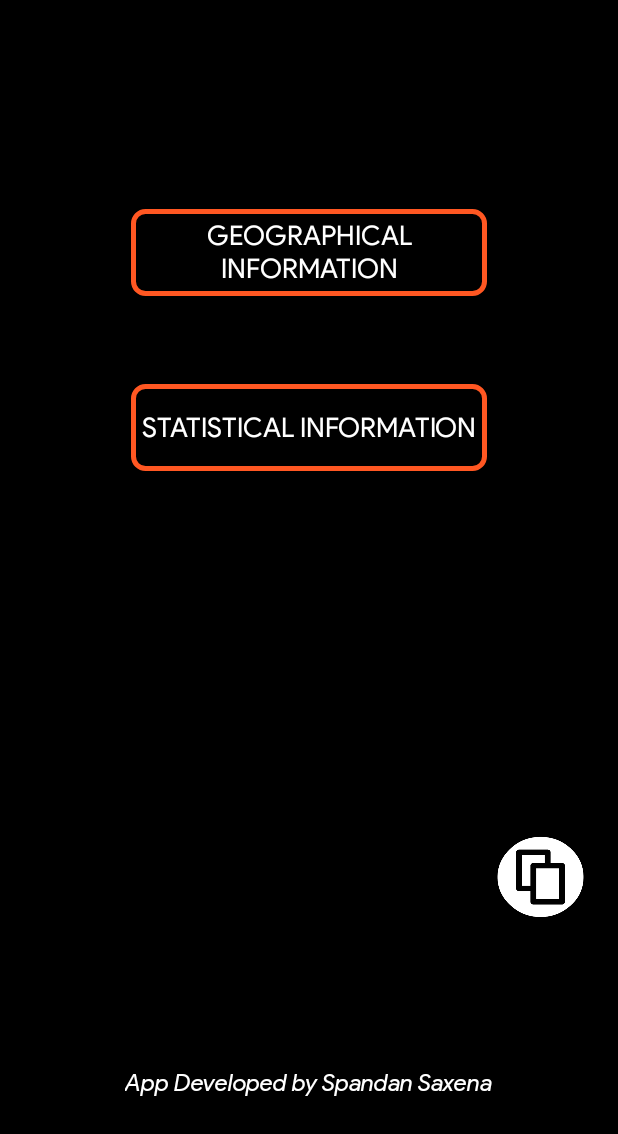
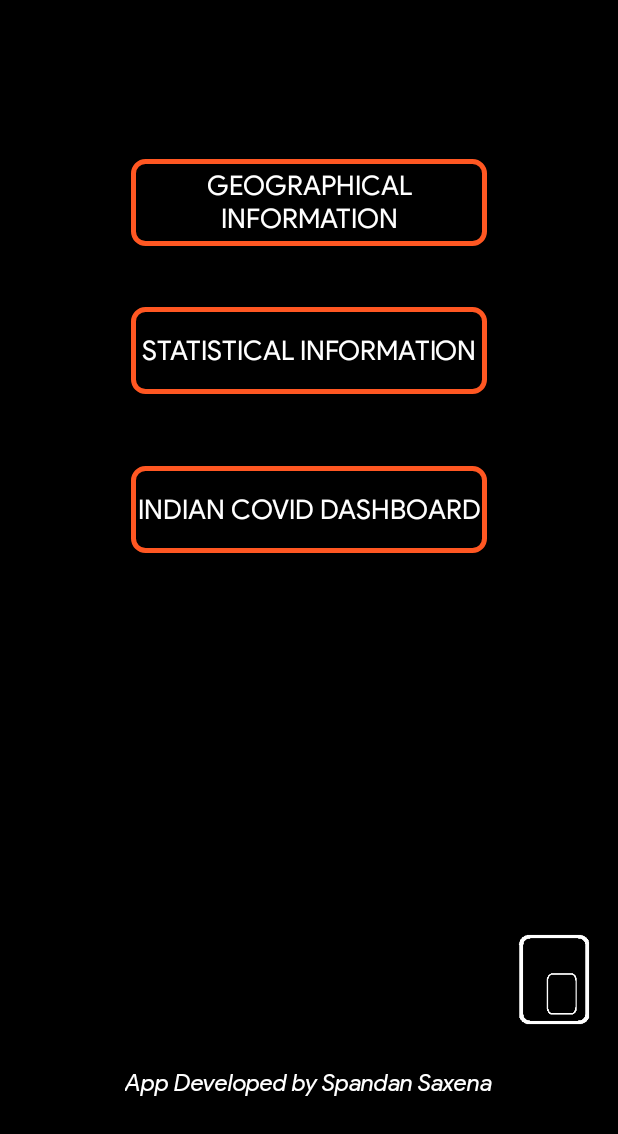
Before and after one commit to the-rebooted-coder/Covid19Tracker, an Android app: the screen it shows after launch (Landing), on a phone screen of 412 x 824 dp, the part 102-1236 px from its top. Run offline under Robolectric (Android 15) with nearby library versions, the phone set to English and light mode, and no system bars.

Commit message:
Deployed Indian Dashboard

```diff
--- a/app/src/main/AndroidManifest.xml
+++ b/app/src/main/AndroidManifest.xml
@@ -11,13 +11,15 @@
         android:roundIcon="@mipmap/ic_launcher_round"
         android:supportsRtl="true"
         android:theme="@style/AppTheme">
-        <activity android:name=".GraphicView"></activity>
+        <activity android:name=".HelplineNumbers"></activity>
+        <activity android:name=".IndianView" />
+        <activity android:name=".GraphicView" />
         <activity android:name=".StatisticView" />
         <activity
             android:name=".Landing"
             android:configChanges="screenSize|smallestScreenSize|screenLayout|orientation"
             android:supportsPictureInPicture="true" />
-        <activity android:name=".MainActivity">
+        <activity android:name=".SplashScreen">
             <intent-filter>
                 <action android:name="android.intent.action.MAIN" />
 
--- a/app/src/main/java/com/aaxena/covid19tracker/Landing.java
+++ b/app/src/main/java/com/aaxena/covid19tracker/Landing.java
@@ -19,12 +19,14 @@ public class Landing extends AppCompatActivity {
     private Button static_view;
     private Button enter;
     private Button graphic_view;
+    private Button bharat_view;
     @Override
     protected void onCreate(Bundle savedInstanceState) {
         Snackbar snackbar = Snackbar.make(findViewById(android.R.id.content), "Kindly Turn On Data Services for First Use", Snackbar.LENGTH_LONG);
         snackbar.show();
         super.onCreate(savedInstanceState);
         setContentView(R.layout.activity_landing);
+
         //PiP Mode
 
         enter = findViewById(R.id.enter_button);
@@ -51,8 +53,9 @@ public class Landing extends AppCompatActivity {
             }
         });
 
+        //End of PiP
+
         static_view = findViewById(R.id.statistical);
-        //End of PiP
         static_view.setOnClickListener(new View.OnClickListener() {
             @Override
             public void onClick(View view) {
@@ -66,6 +69,13 @@ public class Landing extends AppCompatActivity {
                 moveToGraphPage();
             }
         });
+        bharat_view = findViewById(R.id.bharat);
+        bharat_view.setOnClickListener(new View.OnClickListener() {
+            @Override
+            public void onClick(View view) {
+                moveToBharatPage();
+            }
+        });
     }
     private void moveToStaticPage(){
 
@@ -77,4 +87,9 @@ public class Landing extends AppCompatActivity {
         Intent intent = new Intent(Landing.this, GraphicView.class);
         startActivity(intent);
 }
+    private void moveToBharatPage(){
+
+        Intent intent = new Intent(Landing.this, IndianView.class);
+        startActivity(intent);
+    }
 }
--- a/app/src/main/java/com/aaxena/covid19tracker/MainActivity.java
+++ b/app/src/main/java/com/aaxena/covid19tracker/SplashScreen.java
@@ -7,7 +7,7 @@ import android.os.Bundle;
 import android.os.Handler;
 import android.view.WindowManager;
 
-public class MainActivity extends AppCompatActivity {
+public class SplashScreen extends AppCompatActivity {
     private static int splash_screen_time_out=2000;
     @Override
     protected void onCreate(Bundle savedInstanceState) {
@@ -17,7 +17,7 @@ public class MainActivity extends AppCompatActivity {
         new Handler().postDelayed(new Runnable() {
             @Override
             public void run() {
-                Intent i=new Intent(MainActivity.this,Landing.class);
+                Intent i=new Intent(SplashScreen.this,Landing.class);
                 startActivity(i);
                 finish();
             }
--- a/app/src/main/res/layout/activity_landing.xml
+++ b/app/src/main/res/layout/activity_landing.xml
@@ -34,8 +34,23 @@
         app:layout_constraintBottom_toBottomOf="parent"
         app:layout_constraintEnd_toEndOf="parent"
         app:layout_constraintStart_toStartOf="parent"
-        app:layout_constraintTop_toTopOf="parent"
-        app:layout_constraintVertical_bias="0.423" />
+        app:layout_constraintTop_toBottomOf="@+id/graphical"
+        app:layout_constraintVertical_bias="0.076" />
+
+    <Button
+        android:id="@+id/bharat"
+        android:layout_width="237dp"
+        android:layout_height="58dp"
+        android:background="@drawable/roundedbutton"
+        android:fontFamily="@font/productsans"
+        android:text="@string/indian_covid_dashboard"
+        android:textColor="#FFFFFF"
+        android:textSize="18sp"
+        app:layout_constraintBottom_toBottomOf="parent"
+        app:layout_constraintEnd_toEndOf="parent"
+        app:layout_constraintStart_toStartOf="parent"
+        app:layout_constraintTop_toBottomOf="@+id/statistical"
+        app:layout_constraintVertical_bias="0.110000014" />
 
     <Button
         android:id="@+id/graphical"
@@ -49,8 +64,8 @@
         app:layout_constraintBottom_toBottomOf="parent"
         app:layout_constraintEnd_toEndOf="parent"
         app:layout_constraintStart_toStartOf="parent"
-        app:layout_constraintTop_toTopOf="parent"
-        app:layout_constraintVertical_bias="0.271" />
+        app:layout_constraintTop_toBottomOf="@+id/greeting"
+        app:layout_constraintVertical_bias="0.152" />
 
     <TextView
         android:id="@+id/textView"
@@ -73,8 +88,8 @@
 
     <Button
         android:id="@+id/enter_button"
-        android:layout_width="70dp"
-        android:layout_height="65dp"
+        android:layout_width="52dp"
+        android:layout_height="64dp"
         android:background="@drawable/pip"
         android:bottomLeftRadius="8dp"
         android:bottomRightRadius="8dp"
@@ -82,9 +97,9 @@
         android:topRightRadius="8dp"
         app:layout_constraintBottom_toBottomOf="parent"
         app:layout_constraintEnd_toEndOf="parent"
-        app:layout_constraintHorizontal_bias="0.951"
+        app:layout_constraintHorizontal_bias="0.953"
         app:layout_constraintStart_toStartOf="parent"
         app:layout_constraintTop_toTopOf="parent"
-        app:layout_constraintVertical_bias="0.817" />
+        app:layout_constraintVertical_bias="0.907" />
 
 </androidx.constraintlayout.widget.ConstraintLayout>
--- a/app/src/main/res/layout/activity_main.xml
+++ b/app/src/main/res/layout/activity_main.xml
@@ -5,7 +5,7 @@
     android:layout_width="match_parent"
     android:layout_height="match_parent"
     android:background="@android:color/background_dark"
-    tools:context=".MainActivity" >
+    tools:context=".SplashScreen" >
 
     <ImageView
         android:id="@+id/imageView"
--- a/app/src/main/res/values/strings.xml
+++ b/app/src/main/res/values/strings.xml
@@ -8,4 +8,7 @@
     <string name="developer_name">App Developed by Spandan Saxena</string>
     <string name="check">Enable Fast Load</string>
     <string name="graphical_information">geographical information</string>
+    <string name="indian_covid_dashboard">Indian Covid Dashboard</string>
+    <string name="salute">WE STAND WITH EVERYONE FIGHTING ON THE FRONTLINES</string>
+    <string name="helpline_numbers">Helpline Numbers</string>
 </resources>
```
Also changed, not shown: app/src/main/java/com/aaxena/covid19tracker/HelplineNumbers.java (added, +17 -0 lines), app/src/main/java/com/aaxena/covid19tracker/IndianView.java (added, +61 -0 lines), app/src/main/res/layout/activity_helpline_numbers.xml (added, +9 -0 lines), app/src/main/res/layout/activity_indian_view.xml (added, +56 -0 lines), app/src/main/res/drawable/pip.png.
